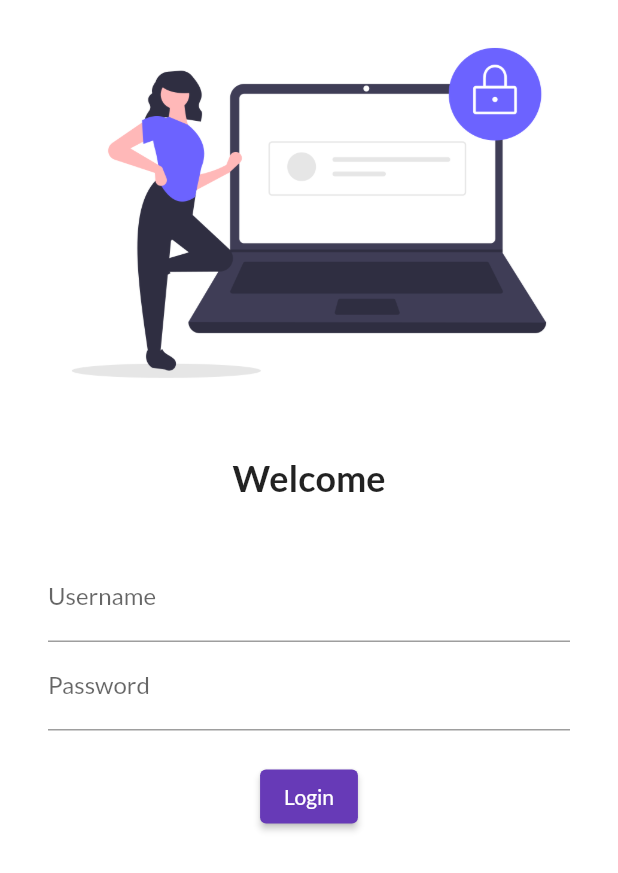
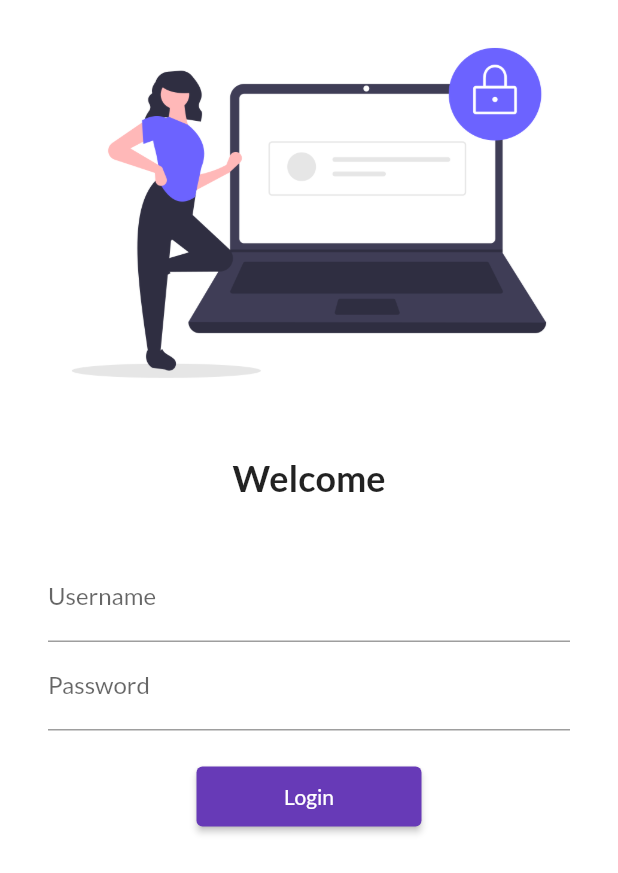
Before and after one commit to gohdg/fullterIn30days, a Flutter app: the screen it shows after launch, on a phone screen of 412 x 824 dp. Shown: the top 873 px of the screen. Run offline on Flutter 3.47's test engine with Material 2 defaults, Android fonts, the phone set to English and light mode, and no system bars; our stand-ins replace google_fonts.

Commit message:
Day5 completed

```diff
--- a/lib/main.dart
+++ b/lib/main.dart
@@ -3,6 +3,7 @@ import 'dart:io';
 import 'package:flutter/material.dart';
 import 'package:flutter_catelog/pages/home_page.dart';
 import 'package:flutter_catelog/pages/login_page.dart';
+import 'package:flutter_catelog/utils/routes.dart';
 import 'package:google_fonts/google_fonts.dart';
 
 void main() {
@@ -28,9 +29,10 @@ class MyApp extends StatelessWidget {
       initialRoute: '/',
       routes: {
         '/': (context) => LoginPage(),
-        '/home': (context) => HomePage(),
-        '/login': (context) => LoginPage()
+        MyRoutes.homeRoute: (context) => HomePage(),
+        MyRoutes.loginRoute: (context) => LoginPage()
       },
+      // debugShowCheckedModeBanner: false,
     );
   }
 }
--- a/lib/pages/login_page.dart
+++ b/lib/pages/login_page.dart
@@ -1,10 +1,12 @@
 import 'package:flutter/material.dart';
+import 'package:flutter_catelog/utils/routes.dart';
 
 class LoginPage extends StatelessWidget {
   @override
   Widget build(BuildContext context) {
     return Material(
         color: Colors.white,
+        child: SingleChildScrollView(
           child: Column(
             children: [
               Image.asset(
@@ -22,8 +24,8 @@ class LoginPage extends StatelessWidget {
                 height: 20.0,
               ),
               Padding(
-              padding:
-                  const EdgeInsets.symmetric(vertical: 16.0, horizontal: 32.0),
+                padding: const EdgeInsets.symmetric(
+                    vertical: 16.0, horizontal: 32.0),
                 child: Column(
                   children: [
                     TextFormField(
@@ -44,14 +46,18 @@ class LoginPage extends StatelessWidget {
                     ),
                     ElevatedButton(
                       onPressed: () {
-                        print('hi login');
+                        Navigator.pushNamed(context, MyRoutes.homeRoute);
                       },
                       child: Text('Login'),
-                      style: ElevatedButton.styleFrom()),
+                      style: ElevatedButton.styleFrom(
+                        minimumSize: Size(150, 40),
+                      ),
+                    ),
                   ],
                 ),
               ),
             ],
+          ),
         ));
   }
 }
--- /dev/null
+++ b/lib/utils/routes.dart
@@ -0,0 +1,4 @@
+class MyRoutes {
+  static String loginRoute = "/login";
+  static String homeRoute = "/home";
+}
```
Lines whose indentation alone changed are shown as unchanged.
